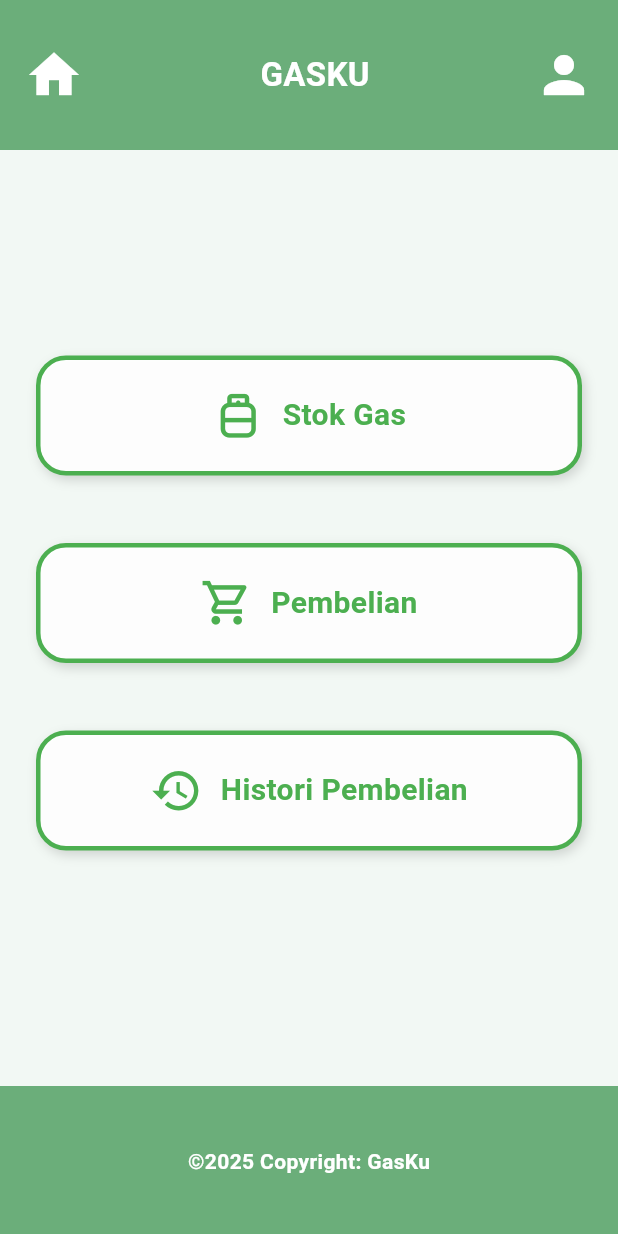
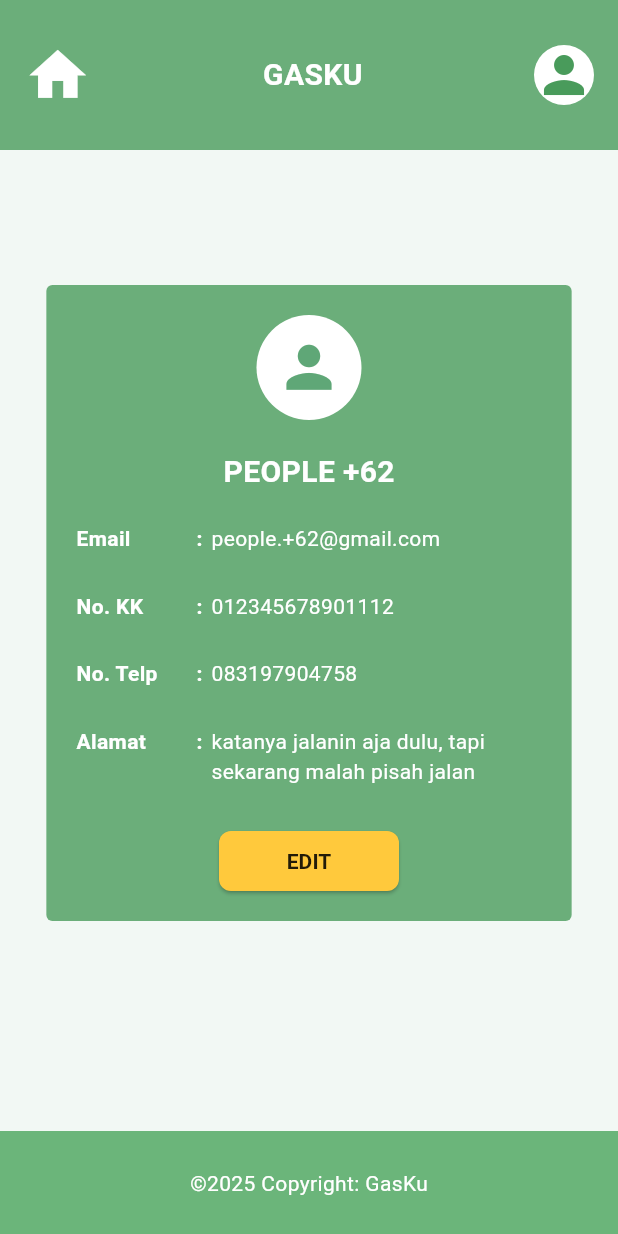
Before and after one commit to marrrunja/project-mobile-gasku, a Flutter app: the screen it shows after launch, on a phone screen of 412 x 824 dp. Run offline on Flutter 3.47's test engine with Material 3 defaults, Android fonts, the phone set to English and light mode, and no system bars; our stand-ins replace image_picker.

Commit message:
pembuatan ui view profil dan edit profil

```diff
--- a/lib/main.dart
+++ b/lib/main.dart
@@ -1,5 +1,6 @@
 import 'package:flutter/material.dart';
 import 'package:project_gasku/pages/user/dashboard_user.dart';
+import 'package:project_gasku/pages/user/profil_view_user.dart';
 // import 'login_page.dart';
 
 // import 'pages/admin/makedistributor.dart';
@@ -17,7 +18,8 @@ class MyApp extends StatelessWidget {
   Widget build(BuildContext context) {
     return MaterialApp(
       debugShowCheckedModeBanner: false,
-      home: DashboardUserPage(),
+      home: ProfilViewUserPage(),
+      // home: DashboardUserPage(),
       // home: StokGasPage(),
       title: 'Halaman Registrasi Distributor',
       theme: ThemeData(
--- /dev/null
+++ b/lib/pages/user/profil_view_user.dart
@@ -0,0 +1,151 @@
+import 'package:flutter/material.dart';
+import '/widgets/base_layout.dart';
+import 'profil_edit_user.dart';
+
+class ProfilViewUserPage extends StatelessWidget {
+  const ProfilViewUserPage({super.key});
+
+  @override
+  Widget build(BuildContext context) {
+    return BaseLayout(
+      child: SingleChildScrollView(
+        child: ConstrainedBox(
+          constraints: BoxConstraints(
+            minHeight: MediaQuery.of(context).size.height - 260,
+          ),
+          child: Center(
+            child: Column(
+              mainAxisSize: MainAxisSize.min,
+              children: [
+                // Mulai card profil
+                Container(
+                  width: MediaQuery.of(context).size.width * 0.85,
+                  padding: const EdgeInsets.symmetric(
+                    vertical: 20,
+                    horizontal: 20,
+                  ),
+                  decoration: BoxDecoration(
+                    color: Color(0xCC499B5B),
+                    borderRadius: BorderRadius.circular(4),
+                  ),
+                  child: Column(
+                    mainAxisSize: MainAxisSize.min,
+                    children: [
+                      // Avatar
+                      const CircleAvatar(
+                        radius: 35,
+                        backgroundColor: Colors.white,
+                        child: Icon(
+                          Icons.person,
+                          size: 45,
+                          color: Color(0xFF5FA777),
+                        ),
+                      ),
+
+                      const SizedBox(height: 20),
+
+                      // Nama & ID
+                      const Text(
+                        "PEOPLE +62",
+                        style: TextStyle(
+                          fontSize: 20,
+                          fontWeight: FontWeight.bold,
+                          color: Colors.white,
+                        ),
+                      ),
+
+                      const SizedBox(height: 20),
+
+                      // Table 3 kolom untuk informasi
+                      Table(
+                        columnWidths: const {
+                          0: FixedColumnWidth(80), // label
+                          1: FixedColumnWidth(10), // separator
+                          2: FlexColumnWidth(), // value
+                        },
+                        children: [
+                          _buildTableRow("Email", "people.+62@gmail.com"),
+                          _buildSpacerRow(),
+                          _buildTableRow("No. KK", "012345678901112"),
+                          _buildSpacerRow(),
+                          _buildTableRow("No. Telp", "083197904758"),
+                          _buildSpacerRow(),
+                          _buildTableRow(
+                            "Alamat",
+                            "katanya jalanin aja dulu, tapi sekarang malah pisah jalan",
+                          ),
+                        ],
+                      ),
+
+                      const SizedBox(height: 30),
+
+                      // Tombol Edit
+                      SizedBox(
+                        width: 120,
+                        height: 40,
+                        child: ElevatedButton(
+                          onPressed: () {
+                            Navigator.push(
+                              context,
+                              PageRouteBuilder(
+                                pageBuilder: (_, __, ___) =>
+                                    const ProfilEditUserPage(),
+                                transitionDuration:
+                                    Duration.zero, // animasi masuk
+                                reverseTransitionDuration:
+                                    Duration.zero, // animasi keluar
+                              ),
+                            );
+                          },
+                          style: ElevatedButton.styleFrom(
+                            backgroundColor: const Color(0xFFFFC93C),
+                            foregroundColor: Colors.black87,
+                            shape: RoundedRectangleBorder(
+                              borderRadius: BorderRadius.circular(8),
+                            ),
+                          ),
+                          child: const Text(
+                            "EDIT",
+                            style: TextStyle(fontWeight: FontWeight.bold),
+                          ),
+                        ),
+                      ),
+                    ],
+                  ),
+                ),
+                // Selesai card profil
+              ],
+            ),
+          ),
+        ),
+      ),
+    );
+  }
+
+  // Fungsi pembantu untuk membuat TableRow dengan 3 kolom
+  static TableRow _buildTableRow(String label, String value) {
+    return TableRow(
+      children: [
+        Text(
+          label,
+          style: const TextStyle(
+            fontWeight: FontWeight.bold,
+            color: Colors.white,
+          ),
+        ),
+        const Text(
+          ":",
+          style: TextStyle(fontWeight: FontWeight.bold, color: Colors.white),
+        ),
+        Text(value, style: const TextStyle(color: Colors.white)),
+      ],
+    );
+  }
+
+  // Fungsi pembantu untuk membuat spacer antar baris
+  static TableRow _buildSpacerRow() {
+    return const TableRow(
+      children: [SizedBox(height: 25), SizedBox(), SizedBox()],
+    );
+  }
+}
--- a/lib/widgets/base_layout.dart
+++ b/lib/widgets/base_layout.dart
@@ -10,9 +10,8 @@ class BaseLayout extends StatelessWidget {
   @override
   Widget build(BuildContext context) {
     return Scaffold(
-      backgroundColor: const Color(
-        0xFFF2F8F4,
-      ), // background putih kehijauan lembut
+      backgroundColor: const Color(0xFFF2F8F4),
+      resizeToAvoidBottomInset: false,
       body: Column(
         children: [
           const AppHeader(), // Header hijau
--- a/lib/widgets/footer_user.dart
+++ b/lib/widgets/footer_user.dart
@@ -6,10 +6,10 @@ class AppFooter extends StatelessWidget {
   @override
   Widget build(BuildContext context) {
     return Container(
-      height: 100,
+      height: 70,
       alignment: Alignment.center,
       decoration: const BoxDecoration(
-        color: Color(0xCC499B5B),
+        color: Color(0xFF6BB57A),
         // borderRadius: BorderRadius.only(
         //   topLeft: Radius.circular(20),
         //   topRight: Radius.circular(20),
@@ -17,11 +17,7 @@ class AppFooter extends StatelessWidget {
       ),
       child: const Text(
         "©2025 Copyright: GasKu",
-        style: TextStyle(
-          color: Colors.white,
-          fontSize: 14,
-          fontWeight: FontWeight.bold,
-        ),
+        style: TextStyle(color: Colors.white, fontSize: 14),
       ),
     );
   }
--- a/lib/widgets/header_user.dart
+++ b/lib/widgets/header_user.dart
@@ -1,4 +1,6 @@
 import 'package:flutter/material.dart';
+import '../pages/user/profil_view_user.dart';
+import '../pages/user/dashboard_user.dart';
 
 class AppHeader extends StatelessWidget {
   const AppHeader({super.key});
@@ -20,24 +22,55 @@ class AppHeader extends StatelessWidget {
         child: Row(
           mainAxisAlignment: MainAxisAlignment.spaceBetween,
           children: [
-            const Icon(Icons.home, color: Colors.white, size: 40),
+            // Icon Home
+            GestureDetector(
+              onTap: () {
+                // Aksi ketika icon home diklik
+                print("Home diklik");
+                // Misal navigasi ke halaman home:
+                Navigator.push(
+                  context,
+                  PageRouteBuilder(
+                    pageBuilder: (_, __, ___) => const DashboardUserPage(),
+                    transitionDuration: Duration.zero, // animasi masuk
+                    reverseTransitionDuration: Duration.zero, // animasi keluar
+                  ),
+                );
+              },
+              child: const Icon(Icons.home, color: Colors.white, size: 45),
+            ),
 
-            Row(
-              children: [
-                // Image.asset("assets/gaslogo.png", width: 40), pake image eror mulu bangsaat
-                const SizedBox(width: 8),
+            // Judul / Spacer
             const Text(
               "GASKU",
               style: TextStyle(
                 color: Colors.white,
-                    fontSize: 22,
+                fontSize: 20,
                 fontWeight: FontWeight.bold,
               ),
             ),
-              ],
+
+            // Icon Avatar
+            GestureDetector(
+              onTap: () {
+                // Aksi ketika avatar diklik
+                print("Avatar diklik");
+                // Misal navigasi ke halaman profil:
+                Navigator.push(
+                  context,
+                  PageRouteBuilder(
+                    pageBuilder: (_, __, ___) => const ProfilViewUserPage(),
+                    transitionDuration: Duration.zero, // animasi masuk
+                    reverseTransitionDuration: Duration.zero, // animasi keluar
                   ),
-
-            const Icon(Icons.person, color: Colors.white, size: 40),
+                );
+              },
+              child: const CircleAvatar(
+                radius: 20,
+                backgroundColor: Colors.white,
+                child: Icon(Icons.person, color: Color(0xFF499B5B), size: 40),
+              ),
+            ),
           ],
         ),
       ),
--- a/pubspec.yaml
+++ b/pubspec.yaml
@@ -30,6 +30,8 @@ environment:
 dependencies:
   flutter:
     sdk: flutter
+  image_picker: ^1.0.0
+
 
   # The following adds the Cupertino Icons font to your application.
   # Use with the CupertinoIcons class for iOS style icons.
```
Also changed, not shown: lib/pages/user/dashboard_user.dart (+29 -4 lines), lib/pages/user/profil_edit_user.dart (added, +200 -0 lines), lib/pages/user/stok_gas.dart (+29 -5 lines), lib/pages/user/histori_pembelian_user.dart (added), lib/pages/user/pembelian_user.dart (added), pubspec.lock, 5 other files. Lines whose indentation alone changed are shown as unchanged.
